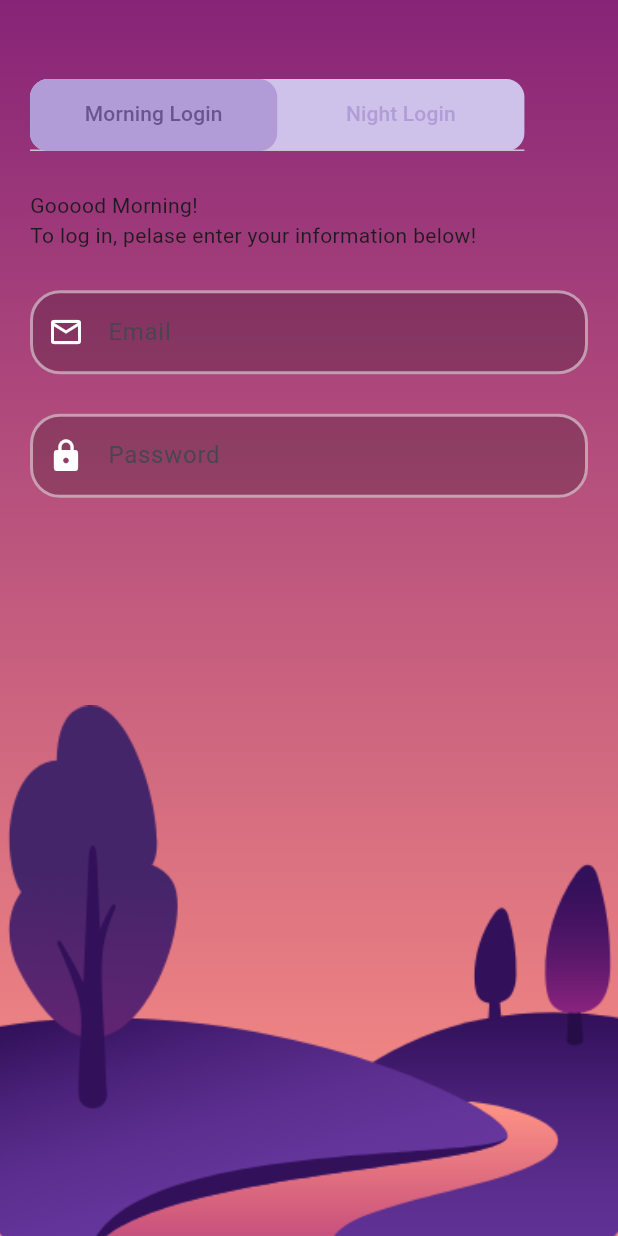
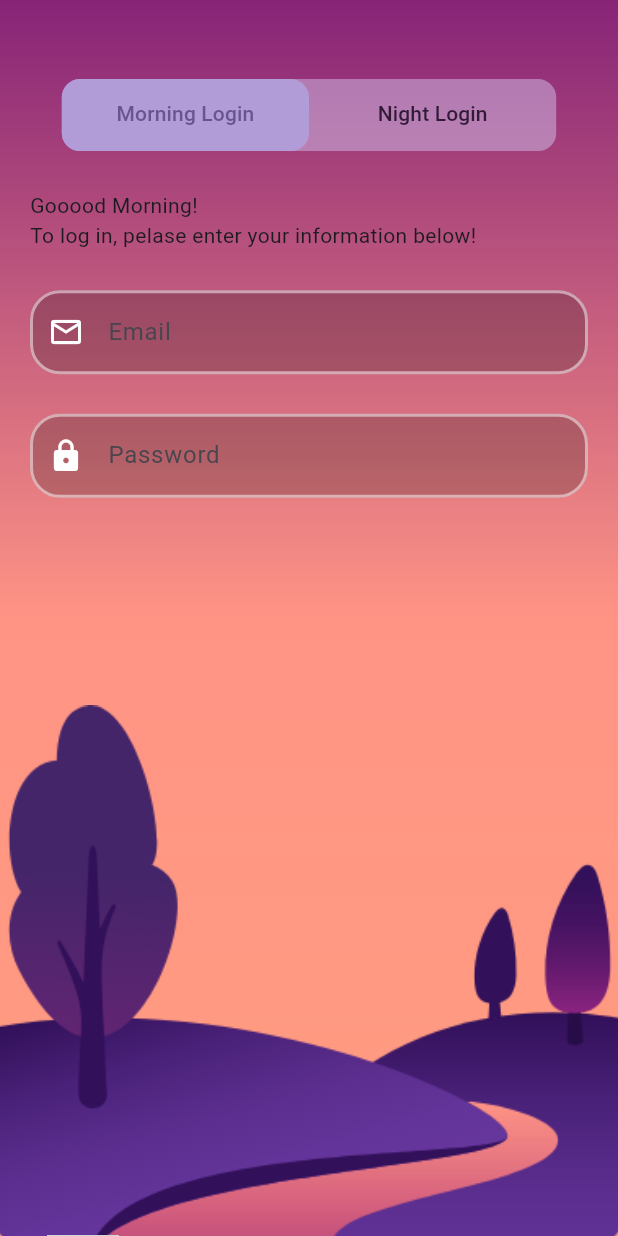
Before and after one commit to Thepilli/day_and_night_login, a Flutter app: the screen it shows after launch, on a phone screen of 412 x 824 dp. Run offline on Flutter 3.47's test engine with Material 2 defaults, Android fonts, the phone set to English and light mode, and no system bars; our stand-ins replace flutter_screenutil, flutter_svg, google_fonts; grey boxes are pictures that could not be loaded.

Commit message:
added screenshots, updated readme, finished animations

```diff
--- a/lib/screens/login/login_screen.dart
+++ b/lib/screens/login/login_screen.dart
@@ -12,32 +12,68 @@ class LoginScreen extends StatefulWidget {
   State<LoginScreen> createState() => _LoginScreenState();
 }
 
-void Function(int)? onTap;
+class _LoginScreenState extends State<LoginScreen> {
+  bool isFullSun = false;
+  bool isDayMode = true;
 
-class _LoginScreenState extends State<LoginScreen> {
+  @override
+  void initState() {
+    super.initState();
+    Future.delayed(
+      const Duration(seconds: 1),
+      () {
+        setState(() {
+          //rises the sun upon start
+          isFullSun = true;
+        });
+      },
+    );
+  }
+
+  void changeMode(int activeTab) {
+    debugPrint(activeTab.toString());
+    if (activeTab == 0) {
+      //is day
+      setState(() {
+        isFullSun = true;
+        isDayMode = true;
+      });
+    } else {
+      //is night
+      setState(() {
+        isFullSun = false;
+        isDayMode = false;
+      });
+    }
+  }
+
   @override
   Widget build(BuildContext context) {
+    List<Color> lightBgColors = [const Color(0xFF872477), const Color(0xFFFF9485), if (isFullSun) const Color(0xFFFF9D80)];
+    List<Color> darktBgColors = [const Color(0xFF0d1441), const Color(0xFF376ab2), if (isFullSun) const Color(0x000000ff)];
+
     final height = MediaQuery.of(context).size.height;
     final width = MediaQuery.of(context).size.width;
+    Duration duration = const Duration(seconds: 1);
     return Scaffold(
-      body: Container(
+      body: AnimatedContainer(
+        duration: duration,
         height: height,
         width: width,
-        decoration: const BoxDecoration(
+        decoration: BoxDecoration(
           gradient: LinearGradient(
             begin: Alignment.topCenter,
             end: Alignment.bottomCenter,
-            colors: [
-              Color(0xFF872477),
-              Color(0xFFFF9485),
-            ],
+            colors: isDayMode ? lightBgColors : darktBgColors,
           ),
         ),
         child: Stack(
           children: [
             //sun
-            Positioned(
-              bottom: -60.w,
+            AnimatedPositioned(
+              curve: Curves.easeIn,
+              duration: duration,
+              bottom: isFullSun ? -45.w : -120.w,
               left: 30.w,
               child: SvgPicture.asset('assets/icons/Sun.svg'),
             ),
@@ -49,11 +85,13 @@ class _LoginScreenState extends State<LoginScreen> {
                 crossAxisAlignment: CrossAxisAlignment.start,
                 children: [
                   SizedBox(height: 50.h),
-                  TabSwitch(
-                    width: width,
-                    onTap: (int value) {
-                      debugPrint(value.toString());
-                    },
+                  Center(
+                    child: TabSwitch(
+                      width: width,
+                      onTap: (int value) {
+                        changeMode(value);
+                      },
+                    ),
                   ),
                   SizedBox(height: 25.h),
                   Text(
--- a/lib/screens/login/widgets/tab_switch.dart
+++ b/lib/screens/login/widgets/tab_switch.dart
@@ -15,14 +15,15 @@ class TabSwitch extends StatelessWidget {
   Widget build(BuildContext context) {
     return Container(
       width: width * .8,
-      decoration: BoxDecoration(color: AppColors.lightBg, borderRadius: BorderRadius.circular(12)),
+      decoration: BoxDecoration(color: AppColors.lightBg.withOpacity(.5), borderRadius: BorderRadius.circular(12)),
       child: DefaultTabController(
         length: 2,
         child: TabBar(
           indicatorSize: TabBarIndicatorSize.tab,
           indicator: BoxDecoration(color: AppColors.lightBgdark, borderRadius: BorderRadius.circular(12)),
           indicatorColor: AppColors.lightBgdark,
-          unselectedLabelColor: AppColors.lightBgdark,
+          unselectedLabelColor: AppColors.textDarkColor,
+          dividerColor: Colors.transparent,
           onTap: onTap,
           tabs: const [
             Tab(text: "Morning Login"),
```
Also changed, not shown: 2 other files.
